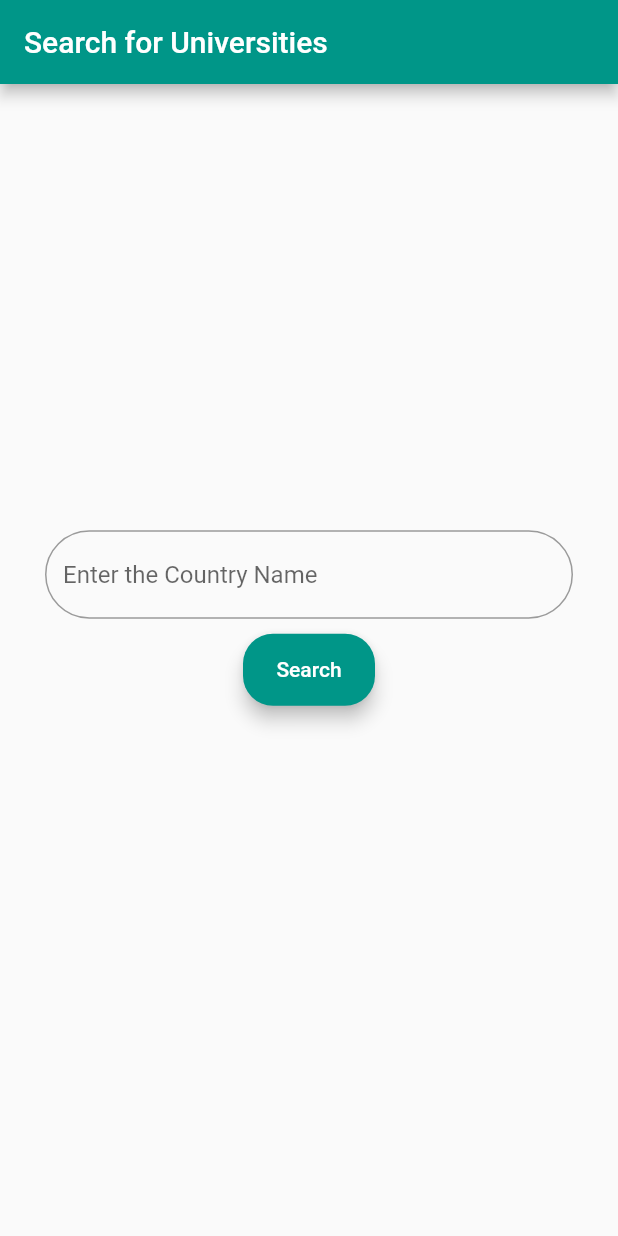
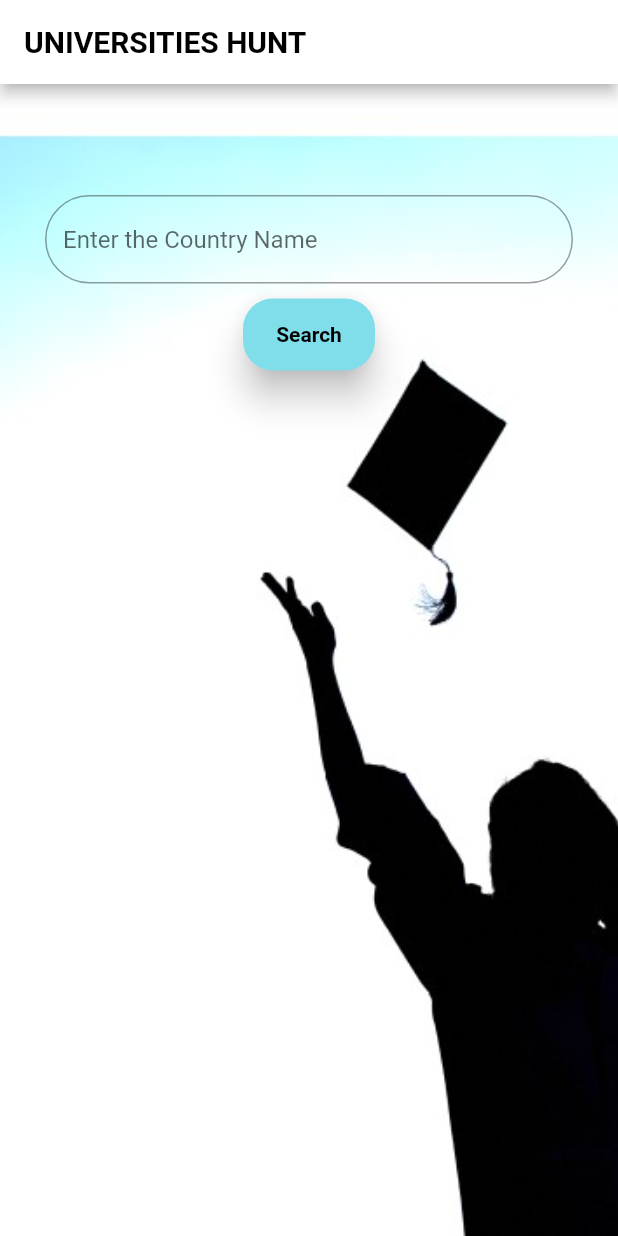
Before and after one commit to palak684/App-Dev-cohort-project, a Flutter app: the screen it shows after launch, on a phone screen of 412 x 824 dp. Run offline on Flutter 3.47's test engine with Material 2 defaults, Android fonts, the light colour scheme and no system bars.

Commit message:
All files added

```diff
--- a/Task 2/lib/home.dart
+++ b/Task 2/lib/home.dart
@@ -13,27 +13,31 @@ class _MyHomeState extends State<MyHome> {
     return Scaffold(
       extendBodyBehindAppBar: true,
       appBar: AppBar(
-        backgroundColor: Colors.teal,
-        title: Text('Search for Universities'),
+        backgroundColor: Colors.white,
+        title: Text('UNIVERSITIES HUNT',
+        style: TextStyle(
+          color: Colors.black,
+          fontWeight: FontWeight.bold
+        )),
       ),
 
       body:
-      // Center(
-      //   child: Stack(
-      //     children: [
-      //       Container(
-      //         decoration: BoxDecoration(
-      //           image: DecorationImage(
-      //             image: AssetImage("assets/img.png"),
-      //             fit: BoxFit.cover,
-      //           ),
-      //         ),
-      //       ),
+      Center(
+        child: Stack(
+          children: [
+            Container(
+              decoration: BoxDecoration(
+                image: DecorationImage(
+                  image: AssetImage("assets/img_8.png"),
+                  fit: BoxFit.cover,
+                ),
+              ),
+            ),
 
       Container(
-        margin: EdgeInsets.only(left: 30, right: 30),
+        margin: EdgeInsets.only(left: 30, right: 30,top: 130),
         child: Column(
-          mainAxisAlignment: MainAxisAlignment.center ,
+          //mainAxisAlignment: MainAxisAlignment.center ,
           children: [
             TextField(
               controller: countryController, //
@@ -52,9 +56,9 @@ class _MyHomeState extends State<MyHome> {
             ),
 
             Material(
-              elevation: 5,
+              elevation: 10,
               borderRadius: BorderRadius.circular(20),
-              color: Colors.teal,
+              color: Colors.cyan[200],
               child: MaterialButton(
                 onPressed: (){
                   Navigator.pushNamed(context, 'results');
@@ -62,7 +66,9 @@ class _MyHomeState extends State<MyHome> {
                 child: Text(
                   'Search',
                   style: TextStyle(
-                    color:Colors.white),
+                    fontWeight: FontWeight.bold,
+                    color:Colors.black),
+
                   ),
                 ),
               ),
@@ -70,9 +76,9 @@ class _MyHomeState extends State<MyHome> {
           ],
         ),
       ),
-      //     ],
-      //   ),
-      // ),
+          ],
+        ),
+      ),
 
 
     );
```
Also changed, not shown: Task 2/lib/results.dart (+41 -18 lines), Task 2/pubspec.yaml (+18 -5 lines), Task 2/assets/img.png (added), Task 2/assets/img_1.png (added), Task 2/assets/img_10.png (added), Task 2/assets/img_11.png (added), Task 2/assets/img_2.png (added), Task 2/assets/img_3.png (added), Task 2/assets/img_4.png (added), Task 2/assets/img_5.png (added), Task 2/assets/img_6.png (added), Task 2/assets/img_7.png (added), Task 2/assets/img_8.png (added), Task 2/assets/img_9.png (added), 1 more files, 3 other files.
